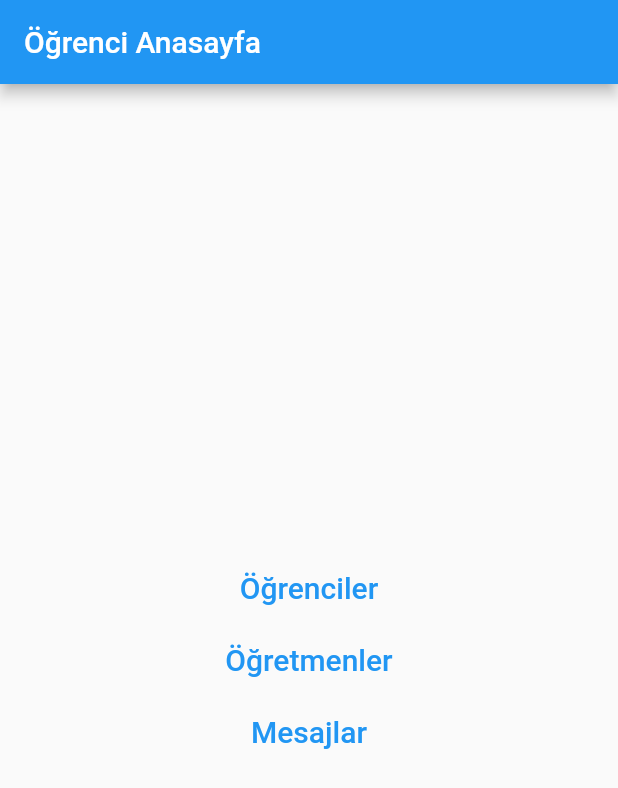
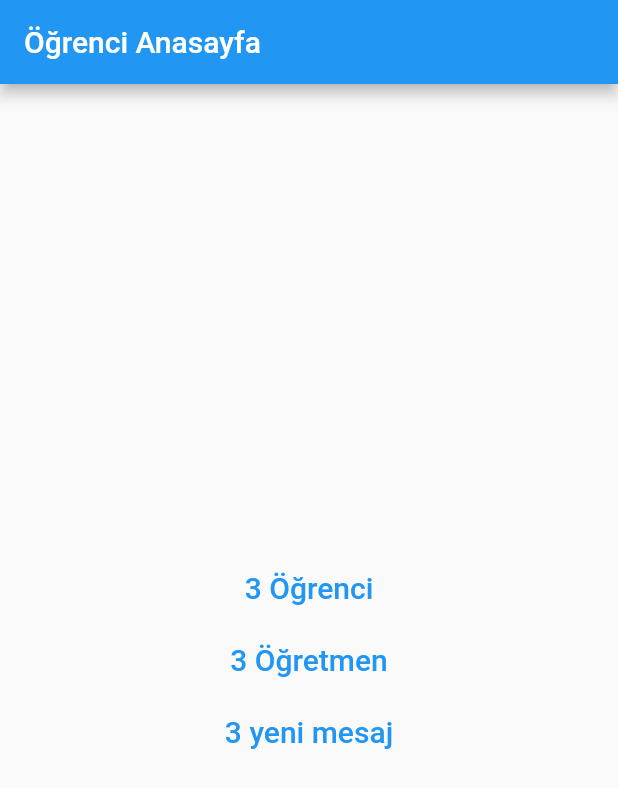
Before and after one commit to Gokay6051/OgrenciApp-, a Flutter app: the screen it shows after launch, on a phone screen of 412 x 824 dp. Shown: the top 788 px of the screen. Run offline on Flutter 3.47's test engine with Material 2 defaults, Android fonts, the phone set to English and light mode, and no system bars.

Commit message:
Repositories added.
-Pages refactored to "pages" directory.
-Repository directory is created. Now we get the Student, Lecturer and messages datas from repositories.

```diff
--- a/lib/main.dart
+++ b/lib/main.dart
@@ -1,7 +1,10 @@
 import 'package:flutter/material.dart';
-import 'package:ogrenci_app/ogrenciler_sayfasi.dart';
-import 'package:ogrenci_app/ogretmenler_sayfasi.dart';
-import 'package:ogrenci_app/mesajlar_sayfasi.dart';
+import 'package:ogrenci_app/pages/ogrenciler_sayfasi.dart';
+import 'package:ogrenci_app/pages/ogretmenler_sayfasi.dart';
+import 'package:ogrenci_app/pages/mesajlar_sayfasi.dart';
+import 'package:ogrenci_app/repository/mesajlar_repository.dart';
+import 'package:ogrenci_app/repository/ogrenciler_repository.dart';
+import 'package:ogrenci_app/repository/ogretmenler_repository.dart';
 
 void main() {
   runApp(const OgrenciApp());
@@ -21,16 +24,25 @@ class OgrenciApp extends StatelessWidget {
   }
 }
 
-class Anasayfa extends StatelessWidget {
+class Anasayfa extends StatefulWidget {
   const Anasayfa({super.key, required this.title});
 
   final String title;
 
   @override
+  State<Anasayfa> createState() => _AnasayfaState();
+}
+
+class _AnasayfaState extends State<Anasayfa> {
+  MesajlarRepository mesajlarRepository = MesajlarRepository();
+  OgrencilerRepository ogrencilerRepository = OgrencilerRepository();
+  OgretmenlerRepository ogretmenlerRepository = OgretmenlerRepository();
+
+  @override
   Widget build(BuildContext context) {
     return Scaffold(
       appBar: AppBar(
-        title: Text(title),
+        title: Text(widget.title),
       ),
       body: Center(
         child: Column(
@@ -38,31 +50,49 @@ class Anasayfa extends StatelessWidget {
           children: <Widget>[
             TextButton(
               onPressed: () {
-                Navigator.of(context).push(MaterialPageRoute(
-                  builder: (context) => OgrencilerSayfasi(),
-                ));
+                _ogrencilereGit(context);
               },
-              child: Text(style: TextStyle(fontSize: 20), "Öğrenciler"),
+              child: Text(
+                  style: TextStyle(fontSize: 20),
+                  "${OgrencilerRepository().ogrenciler.length} Öğrenci"),
             ),
             //SizedBox(),
             TextButton(
                 onPressed: () {
-                  Navigator.of(context).push(MaterialPageRoute(
-                    builder: (context) => OgretmenlerSayfasi(),
-                  ));
+                  _ogretmenlereGit(context);
                 },
-                child: Text(style: TextStyle(fontSize: 20), "Öğretmenler")),
+                child: Text(
+                    style: TextStyle(fontSize: 20),
+                    "${OgretmenlerRepository().ogretmenler.length} Öğretmen")),
 
             TextButton(
                 onPressed: () {
-                  Navigator.of(context).push(MaterialPageRoute(
-                    builder: (context) => MesajlarSayfasi(),
-                  ));
+                  _mesajlaraGit(context);
                 },
-                child: Text(style: TextStyle(fontSize: 20), "Mesajlar"))
+                child: Text(
+                    style: TextStyle(fontSize: 20),
+                    "${MesajlarRepository().mesajlar.length} yeni mesaj"))
           ],
         ),
       ),
     );
   }
+
+  void _ogrencilereGit(BuildContext context) {
+    Navigator.of(context).push(MaterialPageRoute(builder: (context) {
+      return OgrencilerSayfasi(ogrencilerRepository);
+    }));
+  }
+
+  void _ogretmenlereGit(BuildContext context) {
+    Navigator.of(context).push(MaterialPageRoute(builder: (context) {
+      return OgretmenlerSayfasi(ogretmenlerRepository);
+    }));
+  }
+
+  void _mesajlaraGit(BuildContext context) {
+    Navigator.of(context).push(MaterialPageRoute(builder: (context) {
+      return MesajlarSayfasi(mesajlarRepository);
+    }));
+  }
 }
--- /dev/null
+++ b/lib/repository/mesajlar_repository.dart
@@ -0,0 +1,17 @@
+class MesajlarRepository {
+  final List<Mesaj> mesajlar = [
+    Mesaj("Selamınaleyküm", "Kasap Osman",
+        DateTime.now().subtract(Duration(days: 1))),
+    Mesaj("Aleykümselam abi", "Sarı Hasan",
+        DateTime.now().subtract(Duration(minutes: 6))),
+    Mesaj("Susun la kafam şişti", "Ahmet", DateTime.now())
+  ];
+}
+
+class Mesaj {
+  String yazi;
+  String gonderen;
+  DateTime zaman;
+
+  Mesaj(this.yazi, this.gonderen, this.zaman);
+}
--- /dev/null
+++ b/lib/repository/ogrenciler_repository.dart
@@ -0,0 +1,16 @@
+class OgrencilerRepository {
+  List ogrenciler = [
+    Ogrenci("İbrahim Efe", "Çelemen", 19, "Erkek"),
+    Ogrenci("Mert Şerafettin", "Kargı", 20, "Erkek"),
+    Ogrenci("Şimal", "Menekşe", 20, "Kadın"),
+  ];
+}
+
+class Ogrenci {
+  String ad;
+  String soyad;
+  int yas;
+  String cinsiyet;
+
+  Ogrenci(this.ad, this.soyad, this.yas, this.cinsiyet);
+}
--- /dev/null
+++ b/lib/repository/ogretmenler_repository.dart
@@ -0,0 +1,16 @@
+class OgretmenlerRepository {
+  List ogretmenler = [
+    Ogretmen("Mustafa", "Sandal", 19, "Erkek"),
+    Ogretmen("Rasim Ozan", "Kütahyalı", 20, "Erkek"),
+    Ogretmen("Muazzes", "Ersoy", 20, "Kadın"),
+  ];
+}
+
+class Ogretmen {
+  String ad;
+  String soyad;
+  int yas;
+  String cinsiyet;
+
+  Ogretmen(this.ad, this.soyad, this.yas, this.cinsiyet);
+}
```
Also changed, not shown: lib/mesajlar_sayfasi.dart (deleted, +0 -82 lines), lib/pages/mesajlar_sayfasi.dart (added, +106 -0 lines), lib/pages/ogrenciler_sayfasi.dart (renamed from lib/ogretmenler_sayfasi.dart, +14 -8 lines), lib/pages/ogretmenler_sayfasi.dart (renamed from lib/ogrenciler_sayfasi.dart, +11 -11 lines).
